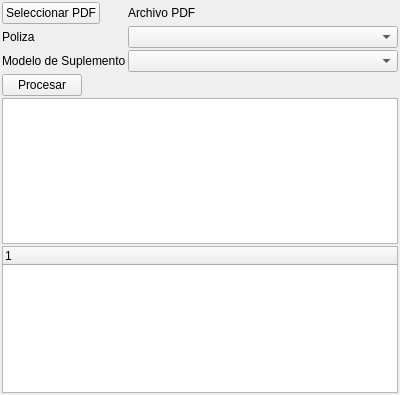
First picture: the form in mksHBOPDF/mainwindow.ui, repository diegowald/mksHBOPdf, before the edit.
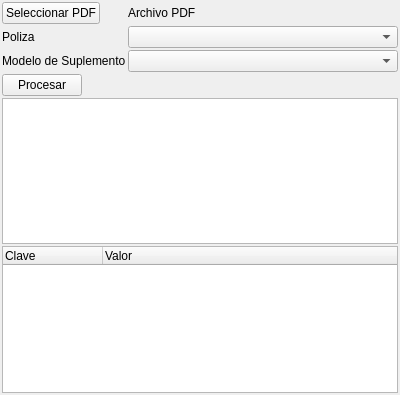
Second picture: the form after the edit.

Diff of the .ui file:
```diff
--- a/mksHBOPDF/mainwindow.ui
+++ b/mksHBOPDF/mainwindow.ui
@@ -88,7 +88,12 @@
      <widget class="QTreeWidget" name="treeWidget">
       <column>
        <property name="text">
-        <string notr="true">1</string>
+        <string notr="true">Clave</string>
+       </property>
+      </column>
+      <column>
+       <property name="text">
+        <string>Valor</string>
        </property>
       </column>
      </widget>
```
